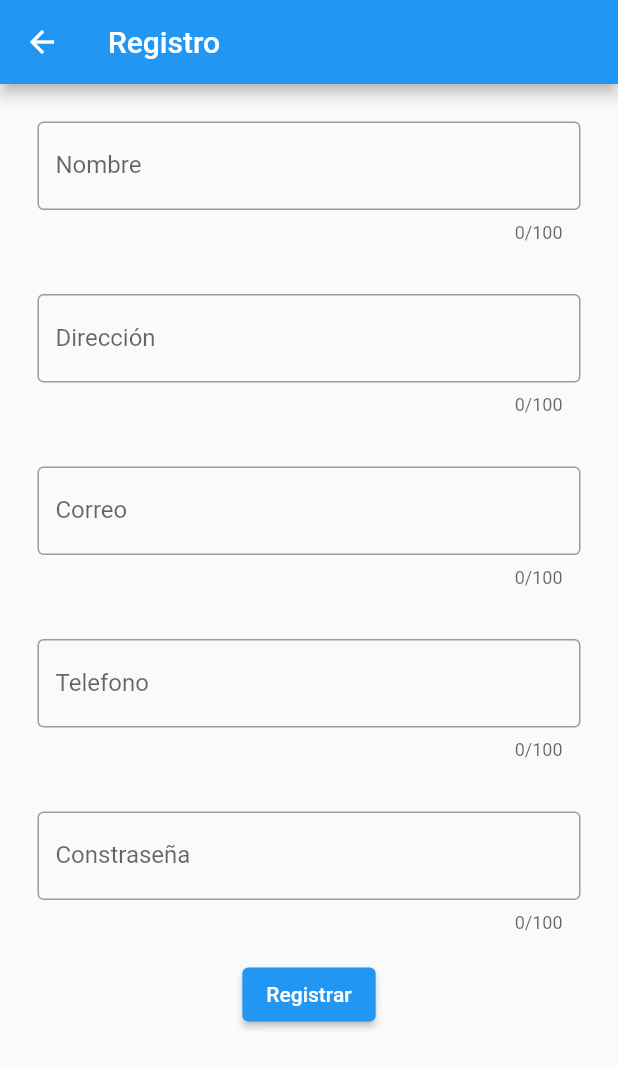
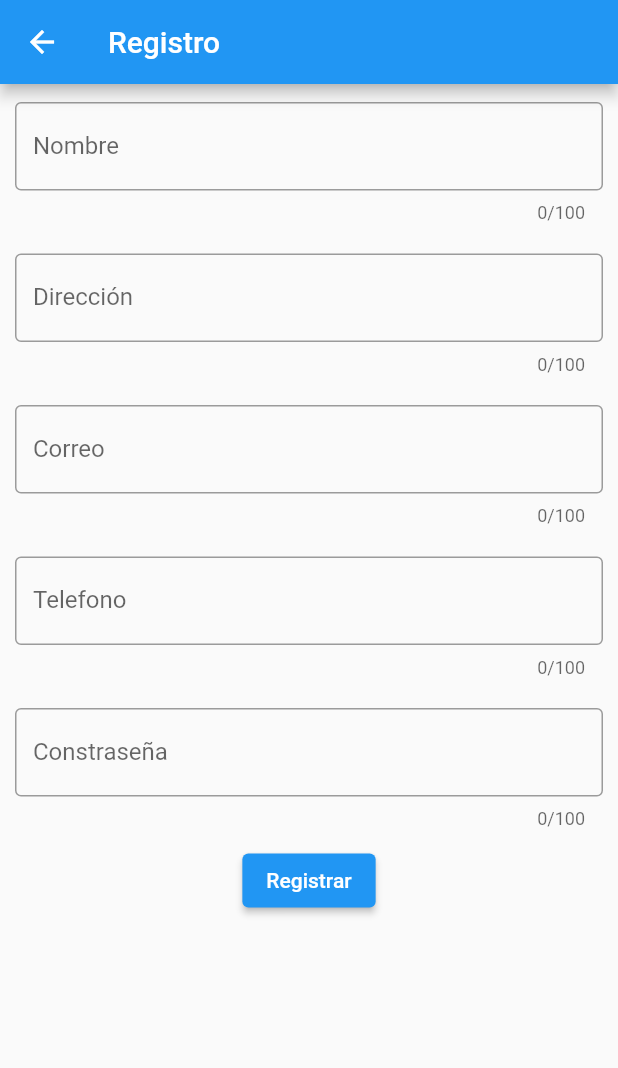
Before and after one commit to SilviaBec/AppUno, a Flutter app: the RegisterPage screen opened directly, on a phone screen of 412 x 824 dp. Shown: the top 1068 px of the screen. Run offline on Flutter 3.47's test engine with Material 2 defaults, Android fonts, the phone set to English and light mode, and no system bars.

Commit message:
Ajustes de configuracion y registro

```diff
--- a/lib/view/pages/register.dart
+++ b/lib/view/pages/register.dart
@@ -26,11 +26,13 @@ class RegisterPage extends StatelessWidget {
   Widget build(BuildContext context) {
     var formKey=GlobalKey<FormState>();
     return Scaffold(
+
+
       appBar: AppBar(title: const Text("Registro"),),
       body:Form(
         key:formKey,
         child: Padding(
-          padding: const EdgeInsets.all( 8.0),
+          padding: const EdgeInsets.symmetric(vertical:2.0),
           child: SingleChildScrollView(
             child:Column(children: [
               _basicWidget("Nombre", validarCampoRequerido,(newValue) { _datos.nombre = newValue!;}),
@@ -62,7 +64,7 @@ class RegisterPage extends StatelessWidget {
 
   Widget _basicWidget(String title,FormFieldValidator<String?> validate , FormFieldSetter<String?> save){
     return Padding(
-      padding: const EdgeInsets.all(17.0),
+      padding: const EdgeInsets.all(10.0),
       child: TextFormField(
         keyboardType: TextInputType.emailAddress,
         maxLength: 100,
```
Also changed, not shown: pubspec.lock.
